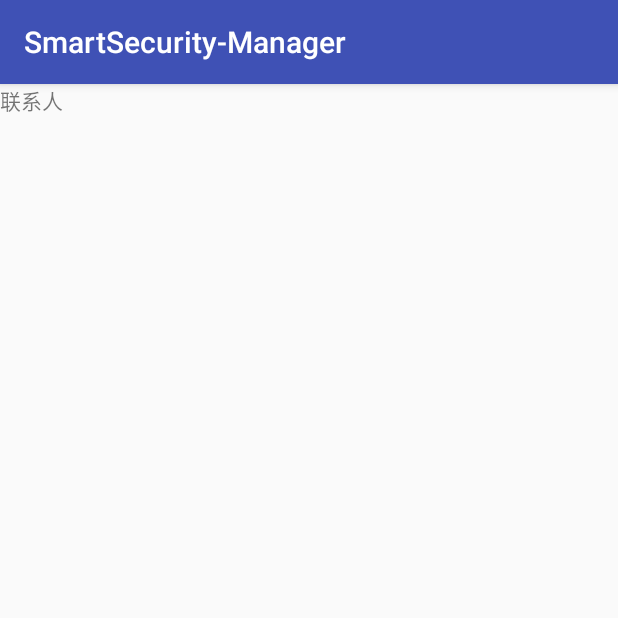
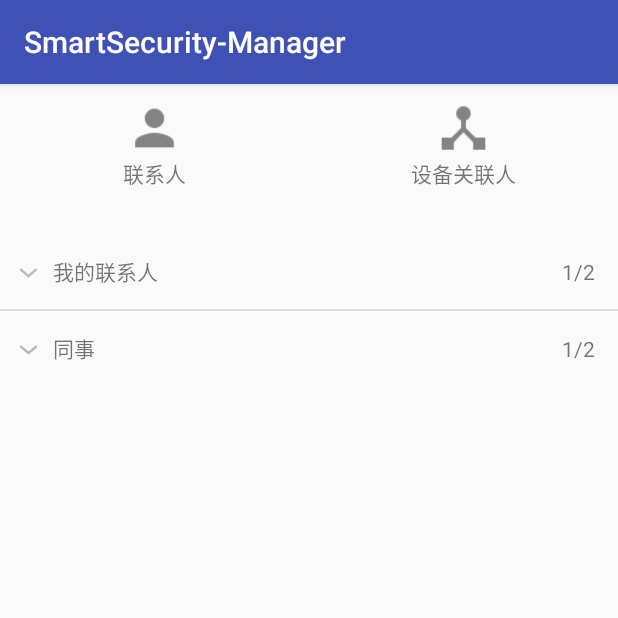
Before and after one commit to AppTeamCode/SmartSecurity-Manager, an Android app: the fragment ContactFragment shown on its own in the app's theme, on a phone screen of 412 x 824 dp, the top half of it. Run offline under Robolectric (Android 15) with nearby library versions, the phone set to English and light mode, and no system bars; Roboto replaces fonts that are not available here.

Commit message:
Finished ContactFragment

```diff
--- /dev/null
+++ b/app/src/main/java/app/edu/cdu/com/smartsecurity_manager/adapter/ContactItemsAdapter.java
@@ -0,0 +1,97 @@
+package app.edu.cdu.com.smartsecurity_manager.adapter;
+
+import android.content.Context;
+import android.view.LayoutInflater;
+import android.view.View;
+import android.view.ViewGroup;
+import android.widget.BaseExpandableListAdapter;
+import android.widget.TextView;
+
+import app.edu.cdu.com.smartsecurity_manager.R;
+
+/**
+ * SmartSecurity-Manager
+ * app.edu.cdu.com.smartsecurity_manager.adapter
+ * Created by Pantiy on 2017/3/29.
+ * Copyright © 2017 All rights Reserved by Pantiy
+ */
+
+public class ContactItemsAdapter extends BaseExpandableListAdapter {
+
+    private static final String[] sContactGroupItems = new String[] {"我的联系人", "同事"};
+    private static final String[][] sContactChildItems =
+            new String[][] { {"张三", "李四"}, {"老王", "小李"} };
+
+    private Context mContext;
+
+    public ContactItemsAdapter(Context context) {
+        mContext = context;
+    }
+
+    @Override
+    public int getGroupCount() {
+        return sContactGroupItems.length;
+    }
+
+    @Override
+    public int getChildrenCount(int groupPosition) {
+        return sContactChildItems.length;
+    }
+
+    @Override
+    public Object getGroup(int groupPosition) {
+        return sContactGroupItems[groupPosition];
+    }
+
+    @Override
+    public Object getChild(int groupPosition, int childPosition) {
+        return sContactChildItems[groupPosition][childPosition];
+    }
+
+    @Override
+    public long getGroupId(int groupPosition) {
+        return groupPosition;
+    }
+
+    @Override
+    public long getChildId(int groupPosition, int childPosition) {
+        return childPosition;
+    }
+
+    @Override
+    public boolean hasStableIds() {
+        return false;
+    }
+
+    @Override
+    public View getGroupView(int groupPosition, boolean isExpanded, View convertView, ViewGroup parent) {
+        if (convertView == null) {
+            convertView = LayoutInflater.from(mContext)
+                    .inflate(R.layout.list_item_for_contact_group, parent, false);
+            TextView contactGroupName = (TextView) convertView.findViewById(R.id.contactGroupName_tv);
+            contactGroupName.setText(sContactGroupItems[groupPosition]);
+            TextView contactGroupState = (TextView) convertView.findViewById(R.id.contactGroupState_tv);
+            contactGroupState.setText("1/2");
+        }
+        return convertView;
+    }
+
+    @Override
+    public View getChildView(int groupPosition, int childPosition, boolean isLastChild, View convertView, ViewGroup parent) {
+        if (convertView == null) {
+            convertView = LayoutInflater.from(mContext).inflate(R.layout.list_item_for_contact, parent, false);
+            TextView contactName = (TextView) convertView.findViewById(R.id.contactName_tv);
+            contactName.setText(sContactChildItems[groupPosition][childPosition]);
+            TextView contactUserType = (TextView) convertView.findViewById(R.id.contactUserType_tv);
+            contactUserType.setText("一般用户");
+            TextView contactState = (TextView) convertView.findViewById(R.id.contactState_tv);
+            contactState.setText("在线");
+        }
+        return convertView;
+    }
+
+    @Override
+    public boolean isChildSelectable(int groupPosition, int childPosition) {
+        return true;
+    }
+}
--- a/app/src/main/java/app/edu/cdu/com/smartsecurity_manager/fragment/BaseFragment.java
+++ b/app/src/main/java/app/edu/cdu/com/smartsecurity_manager/fragment/BaseFragment.java
@@ -21,16 +21,16 @@ public abstract class BaseFragment extends Fragment {
     public View onCreateView(LayoutInflater inflater, @Nullable ViewGroup container, @Nullable Bundle savedInstanceState) {
         mView = inflater.inflate(setLayoutRes(), container, false);
         initViews();
-        setAdapter();
-        setListener();
+        setupAdapters();
+        setupListeners();
         return mView;
     }
 
     protected abstract void initViews();
 
-    protected abstract void setAdapter();
+    protected abstract void setupAdapters();
 
-    protected abstract void setListener();
+    protected abstract void setupListeners();
 
     protected abstract int setLayoutRes();
 }
--- a/app/src/main/java/app/edu/cdu/com/smartsecurity_manager/fragment/ContactFragment.java
+++ b/app/src/main/java/app/edu/cdu/com/smartsecurity_manager/fragment/ContactFragment.java
@@ -1,6 +1,9 @@
 package app.edu.cdu.com.smartsecurity_manager.fragment;
 
+import android.widget.ExpandableListView;
+
 import app.edu.cdu.com.smartsecurity_manager.R;
+import app.edu.cdu.com.smartsecurity_manager.adapter.ContactItemsAdapter;
 
 /**
  * Created by Pantiy on 2017/3/12.
@@ -9,18 +12,21 @@ import app.edu.cdu.com.smartsecurity_manager.R;
 
 public class ContactFragment extends BaseFragment {
 
+    private ExpandableListView mContactElv;
+
     @Override
     protected void initViews() {
-
+        mContactElv = (ExpandableListView) mView.findViewById(R.id.contact_elv);
     }
 
     @Override
-    protected void setAdapter() {
-
+    protected void setupAdapters() {
+        ContactItemsAdapter adapter = new ContactItemsAdapter(getActivity());
+        mContactElv.setAdapter(adapter);
     }
 
     @Override
-    protected void setListener() {
+    protected void setupListeners() {
 
     }
 
--- a/app/src/main/java/app/edu/cdu/com/smartsecurity_manager/fragment/DeviceFragment.java
+++ b/app/src/main/java/app/edu/cdu/com/smartsecurity_manager/fragment/DeviceFragment.java
@@ -19,13 +19,13 @@ public class DeviceFragment extends BaseFragment {
     }
 
     @Override
-    protected void setAdapter() {
+    protected void setupAdapters() {
         DeviceItemsAdapter deviceItemsAdapter = new DeviceItemsAdapter(getActivity());
         mDeviceItemsListView.setAdapter(deviceItemsAdapter);
     }
 
     @Override
-    protected void setListener() {
+    protected void setupListeners() {
 
     }
 
--- a/app/src/main/java/app/edu/cdu/com/smartsecurity_manager/fragment/MessageFragment.java
+++ b/app/src/main/java/app/edu/cdu/com/smartsecurity_manager/fragment/MessageFragment.java
@@ -15,12 +15,12 @@ public class MessageFragment extends BaseFragment {
     }
 
     @Override
-    protected void setAdapter() {
+    protected void setupAdapters() {
 
     }
 
     @Override
-    protected void setListener() {
+    protected void setupListeners() {
 
     }
 
--- a/app/src/main/res/layout/fragment_contact.xml
+++ b/app/src/main/res/layout/fragment_contact.xml
@@ -1,12 +1,64 @@
 <?xml version="1.0" encoding="utf-8"?>
 <LinearLayout xmlns:android="http://schemas.android.com/apk/res/android"
-              android:orientation="vertical"
               android:layout_width="match_parent"
-              android:layout_height="match_parent">
+              android:layout_height="match_parent"
+              android:orientation="vertical">
 
-    <TextView
-        android:layout_width="wrap_content"
+    <LinearLayout
+        android:layout_width="match_parent"
         android:layout_height="wrap_content"
-        android:text="@string/contact"/>
+        android:layout_marginBottom="30dp"
+        android:layout_marginTop="10dp"
+        android:orientation="horizontal"
+        android:baselineAligned="true">
+
+        <LinearLayout
+            android:id="@+id/contactOnTop"
+            android:layout_width="0dp"
+            android:layout_height="60dp"
+            android:layout_weight="1"
+            android:orientation="vertical">
+
+            <ImageView
+                android:layout_width="match_parent"
+                android:layout_height="0dp"
+                android:layout_weight="1"
+                android:src="@drawable/ic_contact"/>
+
+            <TextView
+                android:layout_width="match_parent"
+                android:layout_height="wrap_content"
+                android:gravity="center"
+                android:text="@string/contact"/>
+
+        </LinearLayout>
+
+        <LinearLayout
+            android:id="@+id/deviceContactOnTop"
+            android:layout_width="0dp"
+            android:layout_height="60dp"
+            android:layout_weight="1"
+            android:orientation="vertical">
+
+            <ImageView
+                android:layout_width="match_parent"
+                android:layout_height="0dp"
+                android:layout_weight="1"
+                android:src="@drawable/ic_relation"/>
+
+            <TextView
+                android:layout_width="match_parent"
+                android:layout_height="wrap_content"
+                android:gravity="center"
+                android:text="@string/device_contact"/>
+
+        </LinearLayout>
+
+    </LinearLayout>
+
+    <ExpandableListView
+        android:id="@+id/contact_elv"
+        android:layout_width="match_parent"
+        android:layout_height="wrap_content"/>
 
 </LinearLayout>
--- /dev/null
+++ b/app/src/main/res/layout/list_item_for_contact_group.xml
@@ -0,0 +1,21 @@
+<?xml version="1.0" encoding="utf-8"?>
+<LinearLayout xmlns:android="http://schemas.android.com/apk/res/android"
+              android:orientation="horizontal"
+              android:layout_width="match_parent"
+              android:gravity="center_vertical"
+              android:layout_height="50dp">
+
+    <TextView
+        android:id="@+id/contactGroupName_tv"
+        android:layout_width="0dp"
+        android:paddingLeft="35dp"
+        android:layout_height="wrap_content"
+        android:layout_weight="1"/>
+
+    <TextView
+        android:id="@+id/contactGroupState_tv"
+        android:layout_width="wrap_content"
+        android:paddingRight="15dp"
+        android:layout_height="wrap_content"/>
+
+</LinearLayout>
--- a/app/src/main/res/values/strings.xml
+++ b/app/src/main/res/values/strings.xml
@@ -21,5 +21,6 @@
     <string name="lastMessageTime">17:00</string>
     <string name="findNewDevice">发现新设备</string>
     <string name="slogan">玩转智能设备，发现新生活</string>
+    <string name="device_contact">设备关联人</string>
 
 </resources>
```
Also changed, not shown: app/src/main/res/layout/list_item_for_contact.xml (added, +53 -0 lines), app/src/main/res/drawable-hdpi/ic_contact.png (added), app/src/main/res/drawable-hdpi/ic_relation.png (added), app/src/main/res/drawable-mdpi/ic_contact.png (added), app/src/main/res/drawable-mdpi/ic_relation.png (added), app/src/main/res/drawable-xhdpi/ic_contact.png (added), app/src/main/res/drawable-xhdpi/ic_relation.png (added), app/src/main/res/drawable-xxhdpi/ic_contact.png (added), app/src/main/res/drawable-xxhdpi/ic_relation.png (added).
